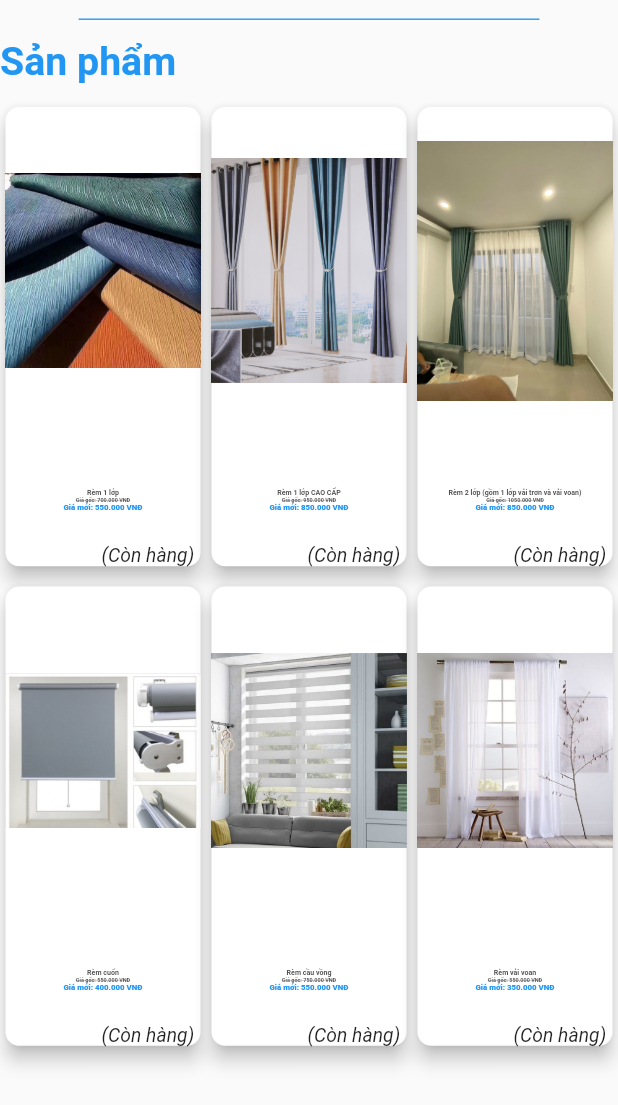
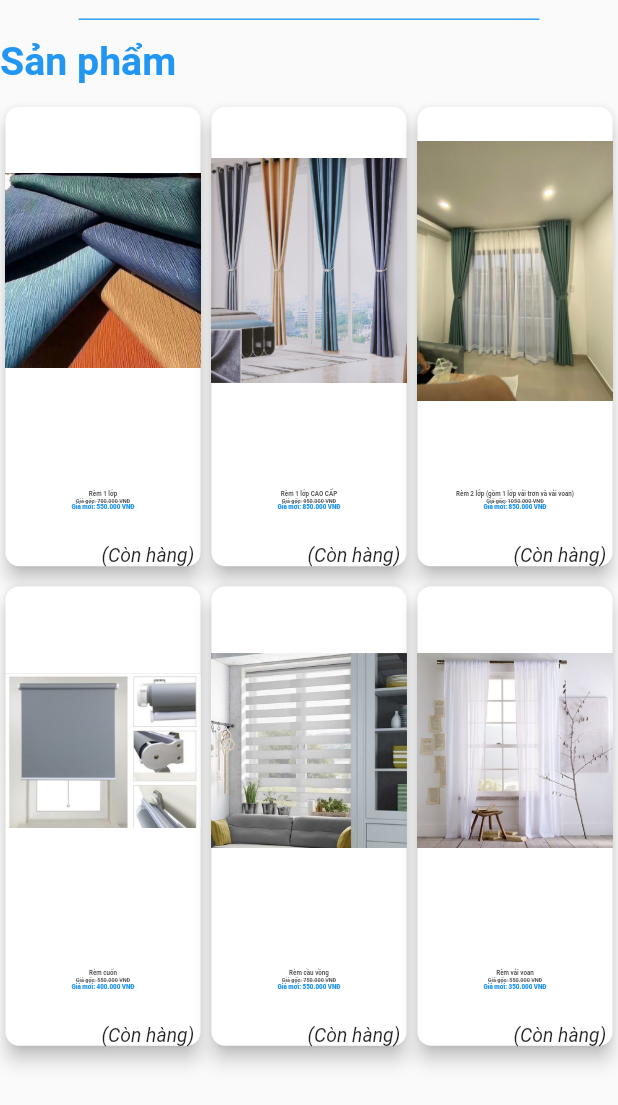
Before and after one commit to tranvanphay/tan_hoang_thach, a Flutter app: the ProductDesktop widget shown alone on an empty page, opened directly, on a phone screen of 412 x 824 dp. Shown: the top 1105 px of the screen. Run offline on Flutter 3.47's test engine with Material 2 defaults, Android fonts, the light colour scheme and no system bars; our stand-ins replace carousel_slider, flutter_easyloading, flutter_screenutil, flutter_svg, get, google_fonts and 3 more; missing offline and left inert: flutter_shake_animated, google_maps_flutter_web; Roboto replaces fonts that are missing (Barlow).

Commit message:
add-on product

```diff
--- a/lib/widget/desktop/product_desktop.dart
+++ b/lib/widget/desktop/product_desktop.dart
@@ -136,7 +136,7 @@ class _ProductDesktopState extends State<ProductDesktop> {
                             textAlign: TextAlign.center,
                             style: TextStyle(
                               fontWeight: FontWeight.w700,
-                              fontSize: (4.5).sp,
+                              fontSize: 4.sp,
                               color: AppColor.textGrey,
                             ),
                           ),
@@ -155,7 +155,7 @@ class _ProductDesktopState extends State<ProductDesktop> {
                             textAlign: TextAlign.center,
                             style: TextStyle(
                               fontWeight: FontWeight.w900,
-                              fontSize: 5.sp,
+                              fontSize: 4.sp,
                               color: AppColor.textBlue,
                             ),
                           ),
```
Also changed, not shown: 1 other file.
